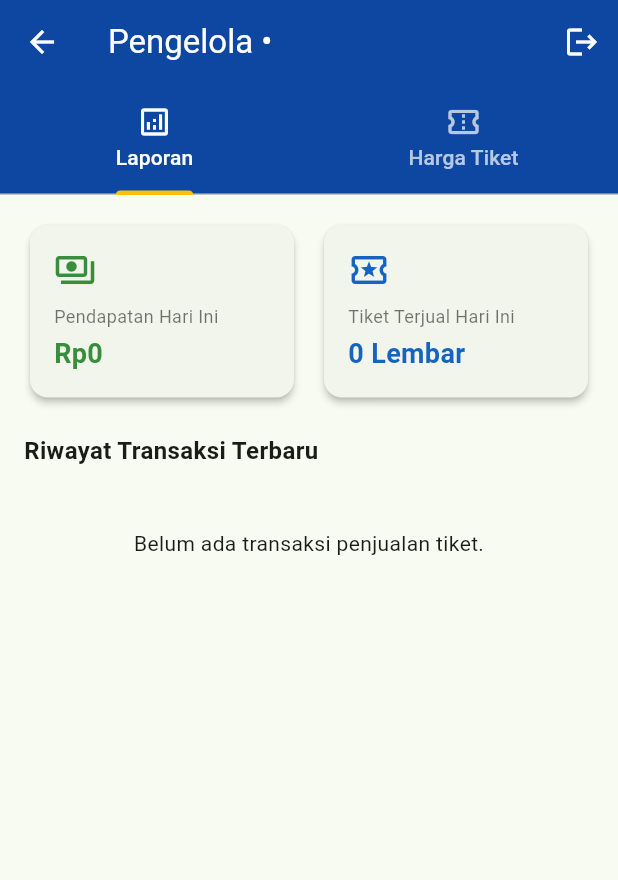
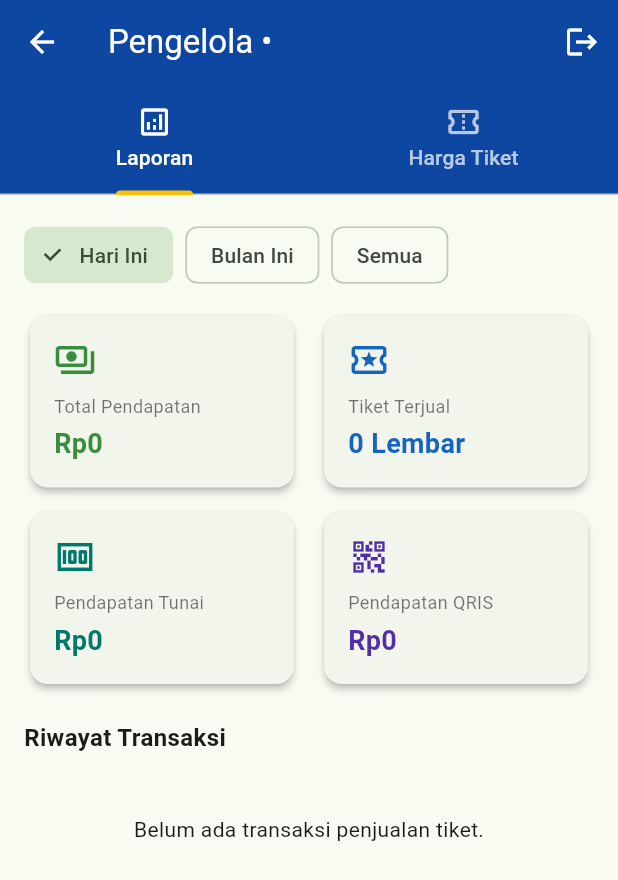
Before and after one commit to jennn1-jr/lembah_wilis, a Flutter app: the PengelolaHomeScreen screen opened directly with empty values, on a phone screen of 412 x 824 dp. Shown: the top 880 px of the screen. Run offline on Flutter 3.47's test engine with Material 3 defaults, Android fonts, the phone set to English and light mode, and no system bars; our stand-ins replace cloud_firestore, firebase_auth, firebase_core; accounts and stored records are empty.

Commit message:
add: fitur daily pengelola

```diff
--- a/lib/Screen/Pengelola/pengelola_screen.dart
+++ b/lib/Screen/Pengelola/pengelola_screen.dart
@@ -12,14 +12,30 @@ class PengelolaHomeScreen extends StatefulWidget {
 }
 
 class _PengelolaHomeScreenState extends State<PengelolaHomeScreen> {
-  final _currencyFormat =
-      NumberFormat.currency(locale: 'id_ID', symbol: 'Rp', decimalDigits: 0);
+  late final Stream<QuerySnapshot<Map<String, dynamic>>> _transactionsStream =
+      FirebaseFirestore.instance
+          .collection('transactions')
+          .orderBy('createdAt', descending: true)
+          .snapshots();
+  late final Stream<QuerySnapshot<Map<String, dynamic>>> _ticketTypesStream =
+      FirebaseFirestore.instance
+          .collection('ticket_types')
+          .orderBy('name')
+          .snapshots();
 
-  void _showTicketDialog({DocumentSnapshot? doc}) {
-    final data = doc?.data() as Map<String, dynamic>?;
+  final _currencyFormat = NumberFormat.currency(
+    locale: 'id_ID',
+    symbol: 'Rp',
+    decimalDigits: 0,
+  );
+  String _selectedPeriod = 'Hari Ini';
+
+  void _showTicketDialog({DocumentSnapshot<Map<String, dynamic>>? doc}) {
+    final data = doc?.data();
     final nameController = TextEditingController(text: data?['name'] ?? '');
-    final priceController =
-        TextEditingController(text: data != null ? '${data['price']}' : '');
+    final priceController = TextEditingController(
+      text: data != null ? '${data['price']}' : '',
+    );
     bool isActive = data?['isActive'] ?? true;
 
     showDialog(
@@ -66,8 +82,9 @@ class _PengelolaHomeScreenState extends State<PengelolaHomeScreen> {
                 final price = int.tryParse(priceController.text.trim()) ?? 0;
                 if (name.isEmpty || price <= 0) return;
 
-                final collection =
-                    FirebaseFirestore.instance.collection('ticket_types');
+                final collection = FirebaseFirestore.instance.collection(
+                  'ticket_types',
+                );
                 if (doc == null) {
                   await collection.add({
                     'name': name,
@@ -114,56 +131,89 @@ class _PengelolaHomeScreenState extends State<PengelolaHomeScreen> {
             indicatorColor: Colors.amber,
             tabs: [
               Tab(icon: Icon(Icons.analytics_outlined), text: 'Laporan'),
-              Tab(icon: Icon(Icons.confirmation_number_outlined), text: 'Harga Tiket'),
+              Tab(
+                icon: Icon(Icons.confirmation_number_outlined),
+                text: 'Harga Tiket',
+              ),
             ],
           ),
         ),
         body: TabBarView(
-          children: [
-            _buildReportTab(),
-            _buildTicketManagementTab(),
-          ],
+          children: [_buildReportTab(), _buildTicketManagementTab()],
         ),
       ),
     );
   }
 
   Widget _buildReportTab() {
-    final now = DateTime.now();
-    final startOfDay = DateTime(now.year, now.month, now.day);
-
-    return StreamBuilder<QuerySnapshot>(
-      stream: FirebaseFirestore.instance
-          .collection('transactions')
-          .orderBy('createdAt', descending: true)
-          .snapshots(),
+    return StreamBuilder<QuerySnapshot<Map<String, dynamic>>>(
+      stream: _transactionsStream,
       builder: (context, snapshot) {
-        if (snapshot.connectionState == ConnectionState.waiting) {
+        if (snapshot.connectionState == ConnectionState.waiting &&
+            !snapshot.hasData) {
           return const Center(child: CircularProgressIndicator());
         }
 
+        if (snapshot.hasError) {
+          return Center(
+            child: Text('Gagal memuat laporan transaksi: ${snapshot.error}'),
+          );
+        }
+
         final docs = snapshot.data?.docs ?? [];
-        int todayRevenue = 0;
-        int todayTickets = 0;
+        final now = DateTime.now();
+        final periodStart = switch (_selectedPeriod) {
+          'Hari Ini' => DateTime(now.year, now.month, now.day),
+          'Bulan Ini' => DateTime(now.year, now.month),
+          _ => null,
+        };
+        final filteredDocs = periodStart == null
+            ? docs
+            : docs.where((doc) {
+                final createdAt = doc.data()['createdAt'] as Timestamp?;
+                return createdAt != null &&
+                    !createdAt.toDate().isBefore(periodStart);
+              }).toList();
 
-        for (final doc in docs) {
-          final data = doc.data() as Map<String, dynamic>;
-          final ts = data['createdAt'] as Timestamp?;
-          if (ts != null && ts.toDate().isAfter(startOfDay)) {
-            todayRevenue += (data['totalAmount'] as num? ?? 0).toInt();
-            todayTickets += (data['totalQty'] as num? ?? 0).toInt();
+        var totalRevenue = 0;
+        var totalTickets = 0;
+        var cashRevenue = 0;
+        var qrisRevenue = 0;
+        for (final doc in filteredDocs) {
+          final data = doc.data();
+          final amount = (data['totalAmount'] as num? ?? 0).toInt();
+          totalRevenue += amount;
+          totalTickets += (data['totalQty'] as num? ?? 0).toInt();
+          if (data['paymentMethod'] == 'Tunai') {
+            cashRevenue += amount;
+          } else if (data['paymentMethod'] == 'QRIS') {
+            qrisRevenue += amount;
           }
         }
 
         return ListView(
           padding: const EdgeInsets.all(16),
           children: [
+            Wrap(
+              spacing: 8,
+              children: ['Hari Ini', 'Bulan Ini', 'Semua']
+                  .map(
+                    (period) => ChoiceChip(
+                      label: Text(period),
+                      selected: _selectedPeriod == period,
+                      onSelected: (_) =>
+                          setState(() => _selectedPeriod = period),
+                    ),
+                  )
+                  .toList(),
+            ),
+            const SizedBox(height: 12),
             Row(
               children: [
                 Expanded(
                   child: _summaryCard(
-                    'Pendapatan Hari Ini',
-                    _currencyFormat.format(todayRevenue),
+                    'Total Pendapatan',
+                    _currencyFormat.format(totalRevenue),
                     Icons.payments_outlined,
                     Colors.green.shade700,
                   ),
@@ -171,21 +221,43 @@ class _PengelolaHomeScreenState extends State<PengelolaHomeScreen> {
                 const SizedBox(width: 12),
                 Expanded(
                   child: _summaryCard(
-                    'Tiket Terjual Hari Ini',
-                    '$todayTickets Lembar',
+                    'Tiket Terjual',
+                    '$totalTickets Lembar',
                     Icons.local_activity_outlined,
                     Colors.blue.shade800,
                   ),
                 ),
               ],
             ),
+            const SizedBox(height: 8),
+            Row(
+              children: [
+                Expanded(
+                  child: _summaryCard(
+                    'Pendapatan Tunai',
+                    _currencyFormat.format(cashRevenue),
+                    Icons.money_outlined,
+                    Colors.teal.shade700,
+                  ),
+                ),
+                const SizedBox(width: 12),
+                Expanded(
+                  child: _summaryCard(
+                    'Pendapatan QRIS',
+                    _currencyFormat.format(qrisRevenue),
+                    Icons.qr_code_2,
+                    Colors.deepPurple.shade700,
+                  ),
+                ),
+              ],
+            ),
             const SizedBox(height: 20),
             const Text(
-              'Riwayat Transaksi Terbaru',
+              'Riwayat Transaksi',
               style: TextStyle(fontSize: 16, fontWeight: FontWeight.bold),
             ),
             const SizedBox(height: 8),
-            if (docs.isEmpty)
+            if (filteredDocs.isEmpty)
               const Padding(
                 padding: EdgeInsets.symmetric(vertical: 32),
                 child: Center(
@@ -193,8 +265,8 @@ class _PengelolaHomeScreenState extends State<PengelolaHomeScreen> {
                 ),
               )
             else
-              ...docs.map((doc) {
-                final data = doc.data() as Map<String, dynamic>;
+              ...filteredDocs.map((doc) {
+                final data = doc.data();
                 final ts = data['createdAt'] as Timestamp?;
                 final timeStr = ts != null
                     ? DateFormat('dd MMM yyyy, HH:mm').format(ts.toDate())
@@ -204,7 +276,10 @@ class _PengelolaHomeScreenState extends State<PengelolaHomeScreen> {
                   child: ListTile(
                     leading: CircleAvatar(
                       backgroundColor: Colors.blue.shade50,
-                      child: const Icon(Icons.receipt_long, color: Color(0xFF0D47A1)),
+                      child: const Icon(
+                        Icons.receipt_long,
+                        color: Color(0xFF0D47A1),
+                      ),
                     ),
                     title: Text(
                       data['invoiceNumber'] ?? doc.id,
@@ -221,12 +296,101 @@ class _PengelolaHomeScreenState extends State<PengelolaHomeScreen> {
                         color: Color(0xFF1B5E20),
                       ),
                     ),
+                    onTap: () => _showTransactionDetails(data, doc.id),
                   ),
                 );
               }),
           ],
         );
       },
+    );
+  }
+
+  void _showTransactionDetails(Map<String, dynamic> data, String docId) {
+    final timestamp = data['createdAt'] as Timestamp?;
+    final transactionTime = timestamp?.toDate();
+    final invoiceNumber = data['invoiceNumber'] as String? ?? docId;
+    final cashierName = data['cashierName'] as String? ?? '-';
+    final paymentMethod = data['paymentMethod'] as String? ?? '-';
+    final items = (data['items'] as List<dynamic>? ?? [])
+        .map((item) => Map<String, dynamic>.from(item as Map<String, dynamic>))
+        .toList();
+    final totalAmount = (data['totalAmount'] as num? ?? 0).toInt();
+    final cashReceived = (data['cashReceived'] as num? ?? 0).toInt();
+    final changeAmount = (data['changeAmount'] as num? ?? 0).toInt();
+
+    showDialog<void>(
+      context: context,
+      builder: (context) => AlertDialog(
+        title: const Text('Detail Transaksi'),
+        content: SingleChildScrollView(
+          child: Column(
+            mainAxisSize: MainAxisSize.min,
+            crossAxisAlignment: CrossAxisAlignment.start,
+            children: [
+              _detailRow('Invoice', invoiceNumber),
+              _detailRow(
+                'Waktu',
+                transactionTime == null
+                    ? '-'
+                    : DateFormat('dd MMM yyyy, HH:mm').format(transactionTime),
+              ),
+              _detailRow('Kasir', cashierName),
+              _detailRow('Metode Pembayaran', paymentMethod),
+              const Divider(),
+              ...items.map(
+                (item) => Padding(
+                  padding: const EdgeInsets.symmetric(vertical: 3),
+                  child: Row(
+                    mainAxisAlignment: MainAxisAlignment.spaceBetween,
+                    children: [
+                      Expanded(
+                        child: Text(
+                          '${item['name'] ?? ''} x${item['qty'] ?? 0}',
+                        ),
+                      ),
+                      Text(
+                        _currencyFormat.format(
+                          (item['subtotal'] as num? ?? 0).toInt(),
+                        ),
+                      ),
+                    ],
+                  ),
+                ),
+              ),
+              const Divider(),
+              _detailRow('Total', _currencyFormat.format(totalAmount)),
+              if (paymentMethod == 'Tunai') ...[
+                _detailRow(
+                  'Uang Diterima',
+                  _currencyFormat.format(cashReceived),
+                ),
+                _detailRow('Kembalian', _currencyFormat.format(changeAmount)),
+              ],
+            ],
+          ),
+        ),
+        actions: [
+          TextButton(
+            onPressed: () => Navigator.pop(context),
+            child: const Text('Tutup'),
+          ),
+        ],
+      ),
+    );
+  }
+
+  Widget _detailRow(String label, String value) {
+    return Padding(
+      padding: const EdgeInsets.symmetric(vertical: 3),
+      child: Row(
+        mainAxisAlignment: MainAxisAlignment.spaceBetween,
+        children: [
+          Text(label),
+          const SizedBox(width: 12),
+          Flexible(child: Text(value, textAlign: TextAlign.end)),
+        ],
+      ),
     );
   }
 
@@ -240,7 +404,10 @@ class _PengelolaHomeScreenState extends State<PengelolaHomeScreen> {
           children: [
             Icon(icon, color: color, size: 28),
             const SizedBox(height: 8),
-            Text(title, style: const TextStyle(fontSize: 12, color: Colors.black54)),
+            Text(
+              title,
+              style: const TextStyle(fontSize: 12, color: Colors.black54),
+            ),
             const SizedBox(height: 4),
             Text(
               value,
@@ -265,14 +432,18 @@ class _PengelolaHomeScreenState extends State<PengelolaHomeScreen> {
         icon: const Icon(Icons.add),
         label: const Text('Tambah Tiket'),
       ),
-      body: StreamBuilder<QuerySnapshot>(
-        stream: FirebaseFirestore.instance
-            .collection('ticket_types')
-            .orderBy('name')
-            .snapshots(),
+      body: StreamBuilder<QuerySnapshot<Map<String, dynamic>>>(
+        stream: _ticketTypesStream,
         builder: (context, snapshot) {
-          if (snapshot.connectionState == ConnectionState.waiting) {
+          if (snapshot.connectionState == ConnectionState.waiting &&
+              !snapshot.hasData) {
             return const Center(child: CircularProgressIndicator());
+          }
+
+          if (snapshot.hasError) {
+            return Center(
+              child: Text('Gagal memuat kategori tiket: ${snapshot.error}'),
+            );
           }
 
           final docs = snapshot.data?.docs ?? [];
@@ -287,7 +458,7 @@ class _PengelolaHomeScreenState extends State<PengelolaHomeScreen> {
             itemCount: docs.length,
             itemBuilder: (context, index) {
               final doc = docs[index];
-              final data = doc.data() as Map<String, dynamic>;
+              final data = doc.data();
               final isActive = data['isActive'] ?? true;
 
               return Card(
```
